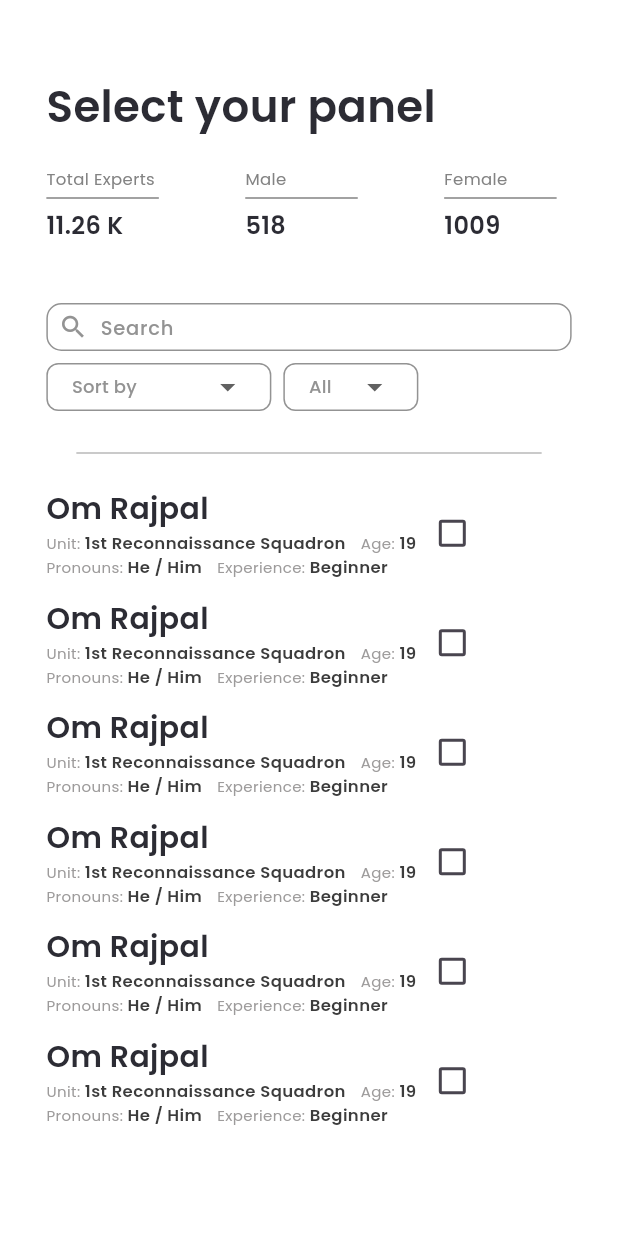
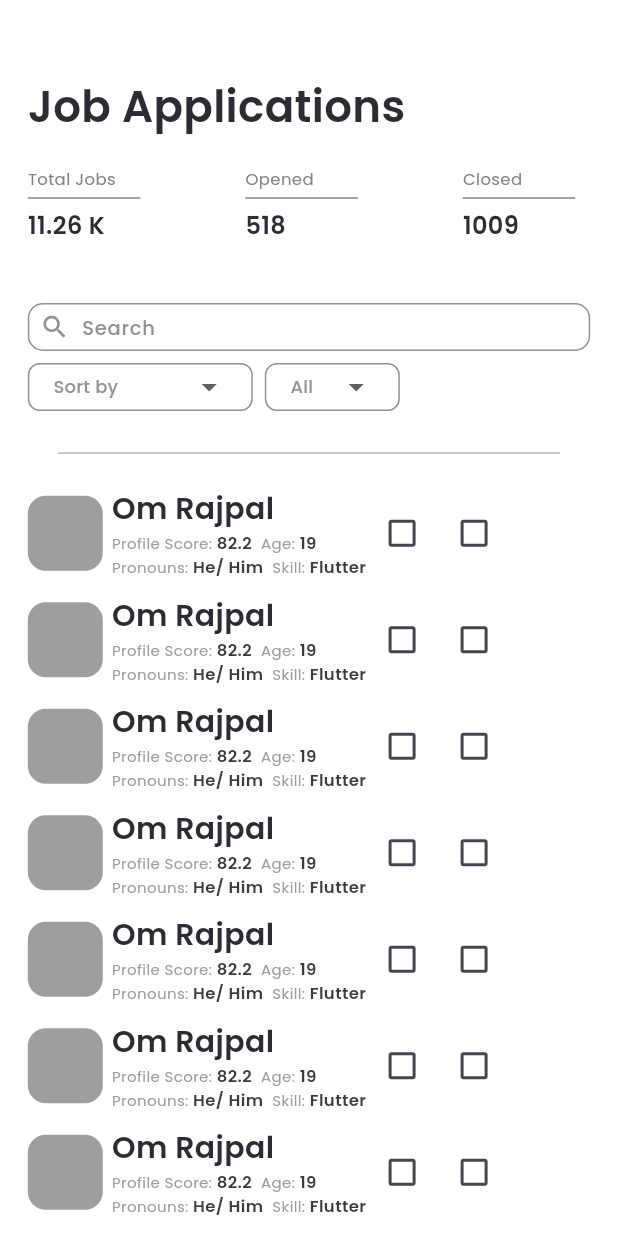
Before and after one commit to om13rajpal/SIH-app, a Flutter app: the screen it shows after launch, on a phone screen of 412 x 824 dp. Run offline on Flutter 3.47's test engine with Material 3 defaults, Android fonts, the phone set to English and light mode, and no system bars; our stand-ins replace fluttertoast, jwt_decoder, lottie, percent_indicator, shared_preferences.

Commit message:
made the job applications page

```diff
--- /dev/null
+++ b/lib/components/acceptreject.dart
@@ -0,0 +1,83 @@
+import 'package:drdo/components/profiledetails.dart';
+import 'package:drdo/components/sectionheading.dart';
+import 'package:flutter/material.dart';
+
+class ApplicationSelection extends StatefulWidget {
+  final String name;
+  final String profilescore;
+  final String age;
+  final String pronouns;
+  final String skill;
+
+  const ApplicationSelection(
+      {super.key,
+      required this.name,
+      required this.profilescore,
+      required this.age,
+      required this.pronouns,
+      required this.skill});
+
+  @override
+  State<ApplicationSelection> createState() => _ApplicationSelectionState();
+}
+
+class _ApplicationSelectionState extends State<ApplicationSelection> {
+  bool accepted = false;
+  bool rejected = false;
+  @override
+  Widget build(BuildContext context) {
+    return Row(
+      children: [
+        Container(
+          width: 50,
+          height: 50,
+          decoration: BoxDecoration(
+              borderRadius: BorderRadius.circular(12), color: Colors.grey),
+        ),
+        const SizedBox(
+          width: 6,
+        ),
+        Column(
+          crossAxisAlignment: CrossAxisAlignment.start,
+          children: [
+            Sectionheading(text: widget.name),
+            Row(
+              children: [
+                ProfileDetails(data: "Profile Score", value: widget.profilescore),
+                const SizedBox(
+                  width: 6,
+                ),
+                ProfileDetails(data: "Age", value: widget.age)
+              ],
+            ),
+            Row(
+              children: [
+                ProfileDetails(data: "Pronouns", value: widget.pronouns),
+                const SizedBox(
+                  width: 6,
+                ),
+                ProfileDetails(data: "Skill", value: widget.skill)
+              ],
+            ),
+          ],
+        ),
+        Checkbox(
+          value: accepted,
+          onChanged: (bool? value) {
+            setState(() {
+              accepted = value!;
+            });
+          },
+        ),
+        Checkbox(
+          value: rejected,
+          onChanged: (bool? value) {
+            setState(() {
+              rejected = value!;
+            });
+          },
+        ),
+      ],
+    );
+  }
+}
--- /dev/null
+++ b/lib/jobapplications.dart
@@ -0,0 +1,106 @@
+import 'package:drdo/components/acceptreject.dart';
+import 'package:drdo/components/background.dart';
+import 'package:drdo/components/expertpanel.dart';
+import 'package:drdo/components/mainheading.dart';
+import 'package:drdo/components/numbers.dart';
+import 'package:drdo/components/profiledetails.dart';
+import 'package:drdo/components/searchbar.dart';
+import 'package:drdo/components/sectionheading.dart';
+import 'package:drdo/components/sortnsearch.dart';
+import 'package:flutter/material.dart';
+
+class JobApplications extends StatefulWidget {
+  const JobApplications({super.key});
+
+  @override
+  State<JobApplications> createState() => _JobApplicationsState();
+}
+
+class _JobApplicationsState extends State<JobApplications> {
+  TextEditingController controller = TextEditingController();
+  bool accepted = false;
+  bool rejected = false;
+  @override
+  Widget build(BuildContext context) {
+    return Scaffold(
+        body: Background(
+            child: Center(
+      child: SizedBox(
+        width: MediaQuery.of(context).size.width * 0.91,
+        height: MediaQuery.of(context).size.height,
+        child: SingleChildScrollView(
+          child: SingleChildScrollView(
+            child: Column(
+              crossAxisAlignment: CrossAxisAlignment.start,
+              children: [
+                const SizedBox(
+                  height: 50,
+                ),
+                const Mainheading(text: "Job Applications"),
+                const SizedBox(
+                  height: 20,
+                ),
+                const Row(
+                  crossAxisAlignment: CrossAxisAlignment.center,
+                  mainAxisAlignment: MainAxisAlignment.spaceBetween,
+                  children: [
+                    Numbers(label: "Total Jobs", value: "11.26 K"),
+                    Numbers(label: "Opened", value: "518"),
+                    Numbers(label: "Closed", value: "1009"),
+                  ],
+                ),
+                const SizedBox(
+                  height: 36,
+                ),
+                SizedBox(height: 32, child: Search(controller: controller)),
+                const SizedBox(
+                  height: 8,
+                ),
+                const Sort(),
+                const SizedBox(
+                  height: 20,
+                ),
+                const Divider(
+                  color: Color(0xffB8B8B8),
+                  indent: 20,
+                  endIndent: 20,
+                ),
+                const SizedBox(
+                  height: 15,
+                ),
+                const ApplicationSelection(name: "Om Rajpal", profilescore: "82.2", age: "19", pronouns: "He/ Him", skill: "Flutter"),
+                const SizedBox(
+                  height: 10,
+                ),
+                const ApplicationSelection(name: "Om Rajpal", profilescore: "82.2", age: "19", pronouns: "He/ Him", skill: "Flutter"),
+                const SizedBox(
+                  height: 10,
+                ),
+                const ApplicationSelection(name: "Om Rajpal", profilescore: "82.2", age: "19", pronouns: "He/ Him", skill: "Flutter"),
+                const SizedBox(
+                  height: 10,
+                ),
+                const ApplicationSelection(name: "Om Rajpal", profilescore: "82.2", age: "19", pronouns: "He/ Him", skill: "Flutter"),
+                const SizedBox(
+                  height: 10,
+                ),
+                const ApplicationSelection(name: "Om Rajpal", profilescore: "82.2", age: "19", pronouns: "He/ Him", skill: "Flutter"),
+                const SizedBox(
+                  height: 10,
+                ),
+                const ApplicationSelection(name: "Om Rajpal", profilescore: "82.2", age: "19", pronouns: "He/ Him", skill: "Flutter"),
+                const SizedBox(
+                  height: 10,
+                ),
+                const ApplicationSelection(name: "Om Rajpal", profilescore: "82.2", age: "19", pronouns: "He/ Him", skill: "Flutter"),
+                const SizedBox(
+                  height: 10,
+                ),
+              ],
+            ),
+          ),
+        ),
+      ),
+    )));
+  }
+}
--- a/lib/main.dart
+++ b/lib/main.dart
@@ -1,4 +1,5 @@
 import 'package:drdo/homepage.dart';
+import 'package:drdo/jobapplications.dart';
 import 'package:drdo/login.dart';
 import 'package:drdo/panel.dart';
 import 'package:flutter/material.dart';
@@ -50,7 +51,7 @@ class _DrdoState extends State<Drdo> {
       theme: ThemeData(
           primaryColor: Colors.black,
           visualDensity: VisualDensity.adaptivePlatformDensity),
-      home: (isLoggedIn) ? const Panel() : const Panel(),
+      home: (isLoggedIn) ? const JobApplications() : const JobApplications(),
     );
   }
 }
```
